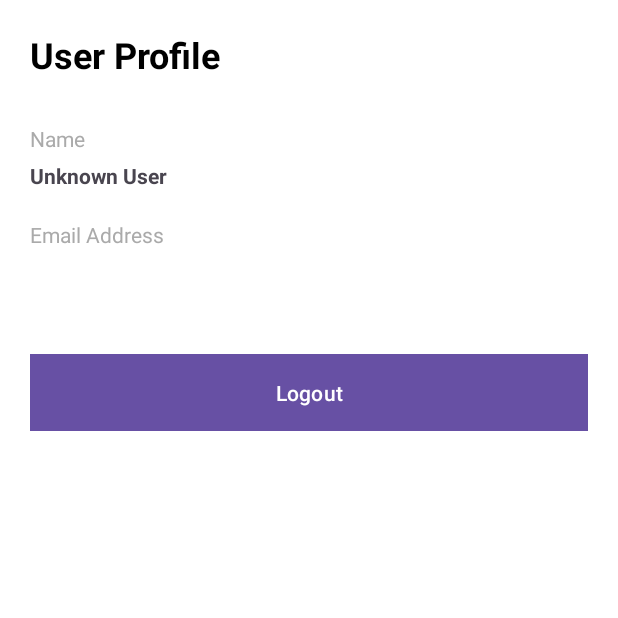
After one commit to rdwaynedehoedt/FetchFood-apk, an Android app: the UserActivity screen opened directly, with no data from a screen before it, on a phone screen of 412 x 824 dp, the top half of it. The commit adds this screen. Run offline under Robolectric (Android 15) with nearby library versions, the phone set to English and light mode, and no system bars; our stand-ins replace Firebase (no records; nobody signed in at launch, a user with empty details on screens opened directly).

Commit message:
updated the user xml and the user.kt files

```diff
--- a/FetchFood/app/src/main/AndroidManifest.xml
+++ b/FetchFood/app/src/main/AndroidManifest.xml
@@ -28,6 +28,7 @@
         <activity android:name=".ProductAdapter" />
         <activity android:name=".ExploreActivity" />
         <activity android:name=".ProductDetailsActivity" />
+        <activity android:name=".UserActivity" />
     </application>
 
 </manifest>
--- a/FetchFood/app/src/main/java/com/example/fetchfood/DashboardActivity.kt
+++ b/FetchFood/app/src/main/java/com/example/fetchfood/DashboardActivity.kt
@@ -10,7 +10,6 @@ import androidx.recyclerview.widget.LinearLayoutManager
 import androidx.recyclerview.widget.RecyclerView
 import com.google.firebase.firestore.FirebaseFirestore
 import com.example.fetchfood.models.Product
-
 
 class DashboardActivity : AppCompatActivity() {
 
@@ -29,6 +28,7 @@ class DashboardActivity : AppCompatActivity() {
         val viewRecommendation = findViewById<RecyclerView>(R.id.viewRecommendation)
         val exploreButton = findViewById<LinearLayout>(R.id.exploreButton)
         val cartButton = findViewById<LinearLayout>(R.id.cartButton) // Assuming you have a button for the cart
+        val userButton = findViewById<LinearLayout>(R.id.userButton1) // Find the user button by its ID
 
         // Setup RecyclerView (e.g. for Category Products)
         viewCategory.layoutManager = LinearLayoutManager(this, LinearLayoutManager.HORIZONTAL, false)
@@ -48,6 +48,13 @@ class DashboardActivity : AppCompatActivity() {
         cartButton.setOnClickListener {
             // Navigate to CartActivity when Cart button is clicked
             val intent = Intent(this, CartActivity::class.java)
+            startActivity(intent)
+        }
+
+        // Set click listener for User button
+        userButton.setOnClickListener {
+            // Navigate to UserActivity when User button is clicked
+            val intent = Intent(this, UserActivity::class.java)
             startActivity(intent)
         }
     }
--- a/FetchFood/app/src/main/java/com/example/fetchfood/ProductAdapter.kt
+++ b/FetchFood/app/src/main/java/com/example/fetchfood/ProductAdapter.kt
@@ -10,7 +10,8 @@ import androidx.recyclerview.widget.RecyclerView
 import com.example.fetchfood.models.Product
 import com.squareup.picasso.Picasso
 
-class ProductAdapter(private val productList: List<Product>) : RecyclerView.Adapter<ProductAdapter.ProductViewHolder>() {
+class ProductAdapter(private val productList: List<Product>) :
+    RecyclerView.Adapter<ProductAdapter.ProductViewHolder>() {
 
     inner class ProductViewHolder(itemView: View) : RecyclerView.ViewHolder(itemView) {
         // Initialize views using findViewById
@@ -26,8 +27,7 @@ class ProductAdapter(private val productList: List<Product>) : RecyclerView.Adap
 
             if (!product.imageURL.isNullOrEmpty()) {
                 // Load image using Picasso only if URL is valid
-                Picasso.get()
-                    .load(product.imageURL)
+                Picasso.get().load(product.imageURL)
                     .placeholder(R.drawable.placeholder) // Add a placeholder image
                     .error(R.drawable.error_image) // Add an error image in case the URL is not valid
                     .into(productImage)
--- /dev/null
+++ b/FetchFood/app/src/main/java/com/example/fetchfood/UserActivity.kt
@@ -0,0 +1,58 @@
+package com.example.fetchfood
+
+import android.content.Intent
+import android.os.Bundle
+import android.widget.Button
+import android.widget.TextView
+import androidx.appcompat.app.AppCompatActivity
+import com.google.firebase.auth.FirebaseAuth
+import com.google.firebase.firestore.FirebaseFirestore
+
+class UserActivity : AppCompatActivity() {
+
+    private lateinit var auth: FirebaseAuth
+    private lateinit var db: FirebaseFirestore
+
+    override fun onCreate(savedInstanceState: Bundle?) {
+        super.onCreate(savedInstanceState)
+        setContentView(R.layout.user) // Ensure this matches your layout file name
+
+        // Initialize Firebase Auth and Firestore
+        auth = FirebaseAuth.getInstance()
+        db = FirebaseFirestore.getInstance()
+
+        // Initialize views
+        val userNameTextView: TextView = findViewById(R.id.userName)
+        val userEmailTextView: TextView = findViewById(R.id.userEmail)
+        val logoutButton: Button = findViewById(R.id.logoutButton)
+
+        // Get current user
+        val currentUser = auth.currentUser
+        if (currentUser != null) {
+            // Set user email
+            userEmailTextView.text = currentUser.email
+
+            // Fetch user name from Firestore (assuming user data is stored in a "users" collection)
+            val userId = currentUser.uid
+            db.collection("users").document(userId).get()
+                .addOnSuccessListener { document ->
+                    if (document != null) {
+                        val userName = document.getString("name")
+                        userNameTextView.text = userName ?: "Unknown User"
+                    }
+                }
+                .addOnFailureListener {
+                    userNameTextView.text = "Failed to load user name"
+                }
+        }
+
+        // Set logout button click listener
+        logoutButton.setOnClickListener {
+            auth.signOut()
+            // Redirect to login page after logout
+            val intent = Intent(this, LoginActivity::class.java)
+            startActivity(intent)
+            finish()
+        }
+    }
+}
--- a/FetchFood/app/src/main/res/layout/activity_main.xml
+++ b/FetchFood/app/src/main/res/layout/activity_main.xml
@@ -245,6 +245,7 @@
             </LinearLayout>
 
             <LinearLayout
+                android:id="@+id/userButton1"
                 android:layout_width="0dp"
                 android:layout_height="match_parent"
                 android:layout_weight="0.2"
--- /dev/null
+++ b/FetchFood/app/src/main/res/layout/user.xml
@@ -0,0 +1,70 @@
+<?xml version="1.0" encoding="utf-8"?>
+<LinearLayout xmlns:android="http://schemas.android.com/apk/res/android"
+    android:layout_width="match_parent"
+    android:layout_height="match_parent"
+    android:orientation="vertical"
+    android:padding="20dp"
+    android:background="#FFFFFF">
+
+    <!-- User Profile Title -->
+    <TextView
+        android:id="@+id/userProfileTitle"
+        android:layout_width="wrap_content"
+        android:layout_height="wrap_content"
+        android:layout_marginBottom="20dp"
+        android:text="User Profile"
+        android:textColor="@android:color/black"
+        android:textSize="24sp"
+        android:textStyle="bold" />
+
+    <!-- User Name Label -->
+    <TextView
+        android:id="@+id/nameLabel"
+        android:layout_width="wrap_content"
+        android:layout_height="wrap_content"
+        android:text="Name"
+        android:textColor="@android:color/darker_gray"
+        android:textSize="14sp"
+        android:layout_marginTop="10dp" />
+
+    <!-- User Name Display -->
+    <TextView
+        android:id="@+id/userName"
+        android:layout_width="wrap_content"
+        android:layout_height="wrap_content"
+        android:text=""
+        android:layout_marginTop="5dp"
+        android:textStyle="bold" />
+
+    <!-- User Email Label -->
+    <TextView
+        android:id="@+id/emailLabel"
+        android:layout_width="wrap_content"
+        android:layout_height="wrap_content"
+        android:text="Email Address"
+        android:textColor="@android:color/darker_gray"
+        android:textSize="14sp"
+        android:layout_marginTop="20dp" />
+
+    <!-- User Email Display -->
+    <TextView
+        android:id="@+id/userEmail"
+        android:layout_width="wrap_content"
+        android:layout_height="wrap_content"
+        android:text=""
+        android:textColor="@android:color/black"
+        android:textSize="18sp"
+        android:layout_marginTop="5dp"
+        android:textStyle="bold" />
+
+    <!-- Logout Button -->
+    <Button
+        android:id="@+id/logoutButton"
+        android:layout_width="match_parent"
+        android:layout_height="wrap_content"
+        android:text="Logout"
+        android:textColor="#FFFFFF"
+        android:background="@android:color/holo_green_dark"
+        android:layout_marginTop="40dp"
+        android:padding="12dp" />
+</LinearLayout>
```
